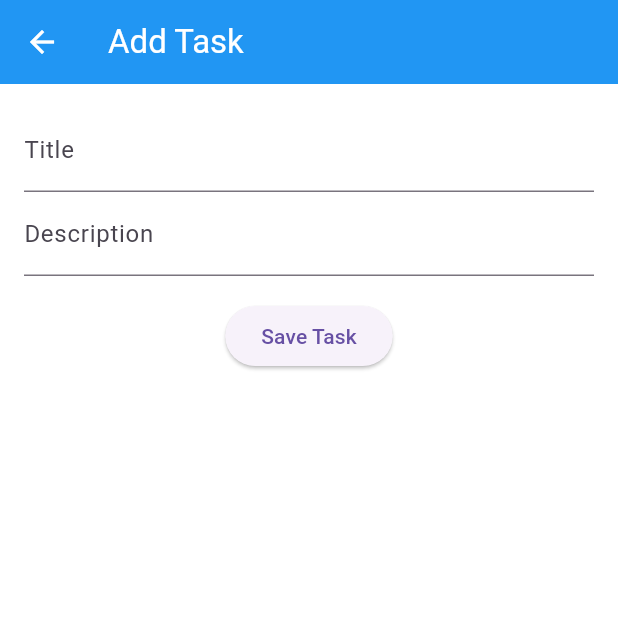
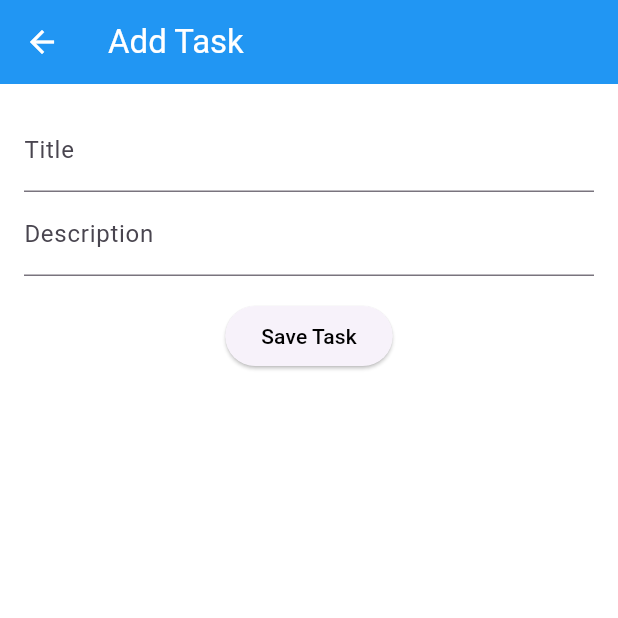
Before and after one commit to hm2002/flutter-task-manager, a Flutter app: the screen it shows after launch, after a tap on the "add" icon, on a phone screen of 412 x 824 dp, the top half of it. Run offline on Flutter 3.47's test engine with Material 3 defaults, Android fonts, the phone set to English and light mode, and no system bars; our stand-ins replace flutter_riverpod, hive_flutter, sqflite; accounts and stored records are empty.

Commit message:
edit and delete functionality added and solved

```diff
--- a/lib/core/constants/app_constants.dart
+++ b/lib/core/constants/app_constants.dart
@@ -10,9 +10,7 @@ class AppConstants {
   static const double defaultRadius = 16.0;
 
   // Home Screen Labels
-  static const String taskListTitle = 'Your Tasks';
-  static const String taskItemTitle = 'Task';
-  static const String taskItemSubtitle = 'Tap to view details';
+  static const String noTaskMessage = 'No tasks available. Please add a task.';
 
   // Route names
   static const String routeHome = '/';
--- a/lib/core/themes/dark_theme.dart
+++ b/lib/core/themes/dark_theme.dart
@@ -20,6 +20,9 @@ final ThemeData darkTheme = ThemeData(
       fontSize: AppConstants.titleFontSize,
       color: Colors.white,
     ),
+    subtitleTextStyle: const TextStyle(
+      color: Colors.white70,
+    ),
   ),
   appBarTheme: const AppBarTheme(
     backgroundColor: Colors.blueGrey,
@@ -30,6 +33,9 @@ final ThemeData darkTheme = ThemeData(
   ),
   textTheme: const TextTheme(
     bodyLarge: TextStyle(color: Colors.white),
-    bodyMedium: TextStyle(color: Colors.white70),
+    bodyMedium: TextStyle(
+      color: Colors.white70,
+      fontSize: AppConstants.titleFontSize,
+    ),
   ),
 );
--- a/lib/core/themes/light_theme.dart
+++ b/lib/core/themes/light_theme.dart
@@ -5,6 +5,11 @@ final ThemeData lightTheme = ThemeData(
   brightness: Brightness.light,
   primarySwatch: Colors.blue,
   scaffoldBackgroundColor: Colors.white,
+  elevatedButtonTheme: const ElevatedButtonThemeData(
+    style: ButtonStyle(
+      foregroundColor: WidgetStatePropertyAll(Colors.black),
+    ),
+  ),
   cardTheme: CardTheme(
     shape: RoundedRectangleBorder(
       borderRadius: BorderRadius.circular(AppConstants.defaultRadius),
@@ -20,6 +25,9 @@ final ThemeData lightTheme = ThemeData(
       fontSize: AppConstants.titleFontSize,
       color: Colors.black,
     ),
+    subtitleTextStyle: const TextStyle(
+      color: Colors.black54,
+    ),
   ),
   appBarTheme: const AppBarTheme(
     backgroundColor: Colors.blue,
@@ -30,6 +38,9 @@ final ThemeData lightTheme = ThemeData(
   ),
   textTheme: const TextTheme(
     bodyLarge: TextStyle(color: Colors.black),
-    bodyMedium: TextStyle(color: Colors.black54),
+    bodyMedium: TextStyle(
+      color: Colors.black54,
+      fontSize: AppConstants.titleFontSize,
+    ),
   ),
 );
--- a/lib/views/screens/add_edit_task_screen.dart
+++ b/lib/views/screens/add_edit_task_screen.dart
@@ -3,6 +3,8 @@ import 'package:flutter_riverpod/flutter_riverpod.dart';
 import 'package:task_manager/core/constants/app_constants.dart';
 import 'package:task_manager/models/task_model.dart';
 import 'package:task_manager/providers/task_provider.dart';
+import 'package:task_manager/views/widgets/custom_button.dart';
+import 'package:task_manager/views/widgets/custom_text_form_field.dart';
 
 class AddEditTaskScreen extends ConsumerStatefulWidget {
   final TaskModel? task;
@@ -40,24 +42,23 @@ class _AddEditTaskScreenState extends ConsumerState<AddEditTaskScreen> {
           key: _formKey,
           child: Column(
             children: [
-              TextFormField(
+              CustomTextFormField(
                 controller: _titleController,
-                decoration:
-                    const InputDecoration(labelText: AppConstants.title),
+                labelText: AppConstants.title,
                 validator: (value) => value == null || value.isEmpty
                     ? AppConstants.enterTitle
                     : null,
               ),
-              TextFormField(
+              CustomTextFormField(
                 controller: _descriptionController,
-                decoration:
-                    const InputDecoration(labelText: AppConstants.description),
+                labelText: AppConstants.description,
                 validator: (value) => value == null || value.isEmpty
                     ? AppConstants.enterDescription
                     : null,
               ),
               const SizedBox(height: 16),
-              ElevatedButton(
+              CustomButton(
+                text: AppConstants.saveTask,
                 onPressed: () {
                   if (_formKey.currentState!.validate()) {
                     final task = TaskModel(
@@ -73,7 +74,6 @@ class _AddEditTaskScreenState extends ConsumerState<AddEditTaskScreen> {
                     Navigator.pop(context);
                   }
                 },
-                child: const Text(AppConstants.saveTask),
               ),
             ],
           ),
--- a/lib/views/screens/home_screen.dart
+++ b/lib/views/screens/home_screen.dart
@@ -1,8 +1,10 @@
 import 'package:flutter/material.dart';
 import 'package:flutter_riverpod/flutter_riverpod.dart';
 import 'package:task_manager/views/screens/add_edit_task_screen.dart';
+import 'package:task_manager/views/widgets/task_card.dart';
 import '../../providers/theme_provider.dart';
 import '../../core/constants/app_constants.dart';
+import '../../providers/task_provider.dart';
 
 class HomeScreen extends ConsumerWidget {
   const HomeScreen({super.key});
@@ -11,6 +13,7 @@ class HomeScreen extends ConsumerWidget {
   Widget build(BuildContext context, WidgetRef ref) {
     final themeMode = ref.watch(themeModeProvider);
     final themeNotifier = ref.read(themeModeProvider.notifier);
+    final tasks = ref.watch(taskProvider);
 
     return Scaffold(
       appBar: AppBar(
@@ -30,40 +33,30 @@ class HomeScreen extends ConsumerWidget {
       ),
       body: Padding(
         padding: const EdgeInsets.all(AppConstants.defaultPadding),
-        child: Column(
-          crossAxisAlignment: CrossAxisAlignment.start,
-          children: [
-            const Text(
-              AppConstants.taskListTitle,
-              style: TextStyle(
-                fontSize: AppConstants.headingFontSize,
-                fontWeight: FontWeight.bold,
-              ),
-            ),
-            Expanded(
-              child: ListView.builder(
-                itemCount: 5, // Replace with dynamic task count
+        child: tasks.isEmpty
+            ? const Center(child: Text(AppConstants.noTaskMessage))
+            : ListView.builder(
+                itemCount: tasks.length,
                 itemBuilder: (context, index) {
-                  return Card(
-                    child: ListTile(
-                      leading: const Icon(Icons.task),
-                      title: Text(
-                        '${AppConstants.taskItemTitle} ${index + 1}',
-                      ),
-                      subtitle: const Text(
-                        AppConstants.taskItemSubtitle,
-                      ),
-                      trailing: const Icon(Icons.arrow_forward),
-                      onTap: () {
-                        // Navigate to task details or perform action
-                      },
-                    ),
+                  final task = tasks[index];
+                  return TaskCard(
+                    task: task,
+                    onDelete: () {
+                      ref.read(taskProvider.notifier).deleteTask(task.id!);
+                    },
+                    onEdit: () {
+                      Navigator.push(
+                        context,
+                        MaterialPageRoute(
+                          builder: (context) => AddEditTaskScreen(
+                            task: task,
+                          ),
+                        ),
+                      );
+                    },
                   );
                 },
               ),
-            ),
-          ],
-        ),
       ),
       floatingActionButton: FloatingActionButton(
         onPressed: () {
--- a/lib/views/widgets/custom_button.dart
+++ b/lib/views/widgets/custom_button.dart
@@ -0,0 +1,20 @@
+import 'package:flutter/material.dart';
+
+class CustomButton extends StatelessWidget {
+  final String text;
+  final VoidCallback onPressed;
+
+  const CustomButton({
+    super.key,
+    required this.text,
+    required this.onPressed,
+  });
+
+  @override
+  Widget build(BuildContext context) {
+    return ElevatedButton(
+      onPressed: onPressed,
+      child: Text(text),
+    );
+  }
+}
--- /dev/null
+++ b/lib/views/widgets/custom_text_form_field.dart
@@ -0,0 +1,23 @@
+import 'package:flutter/material.dart';
+
+class CustomTextFormField extends StatelessWidget {
+  final TextEditingController controller;
+  final String labelText;
+  final FormFieldValidator<String> validator;
+
+  const CustomTextFormField({
+    super.key,
+    required this.controller,
+    required this.labelText,
+    required this.validator,
+  });
+
+  @override
+  Widget build(BuildContext context) {
+    return TextFormField(
+      controller: controller,
+      decoration: InputDecoration(labelText: labelText),
+      validator: validator,
+    );
+  }
+}
--- a/lib/views/widgets/task_card.dart
+++ b/lib/views/widgets/task_card.dart
@@ -0,0 +1,34 @@
+import 'package:flutter/material.dart';
+import '../../models/task_model.dart';
+
+class TaskCard extends StatelessWidget {
+  final TaskModel task;
+  final VoidCallback onDelete;
+  final VoidCallback onEdit;
+
+  const TaskCard({
+    super.key,
+    required this.task,
+    required this.onDelete,
+    required this.onEdit,
+  });
+
+  @override
+  Widget build(BuildContext context) {
+    return Card(
+      child: ListTile(
+        leading: const Icon(Icons.task),
+        title: Text(task.title),
+        subtitle: Text(task.description),
+        trailing: IconButton(
+          onPressed: onDelete,
+          icon: const Icon(
+            Icons.delete,
+            color: Colors.red,
+          ),
+        ),
+        onTap: onEdit,
+      ),
+    );
+  }
+}
```
